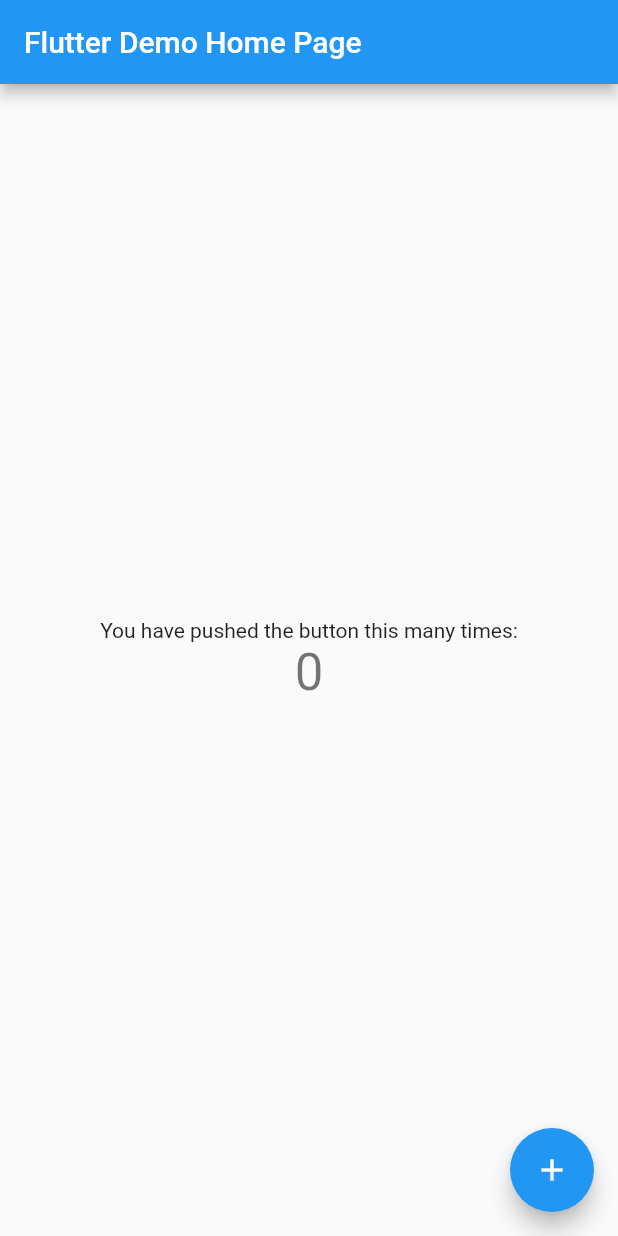
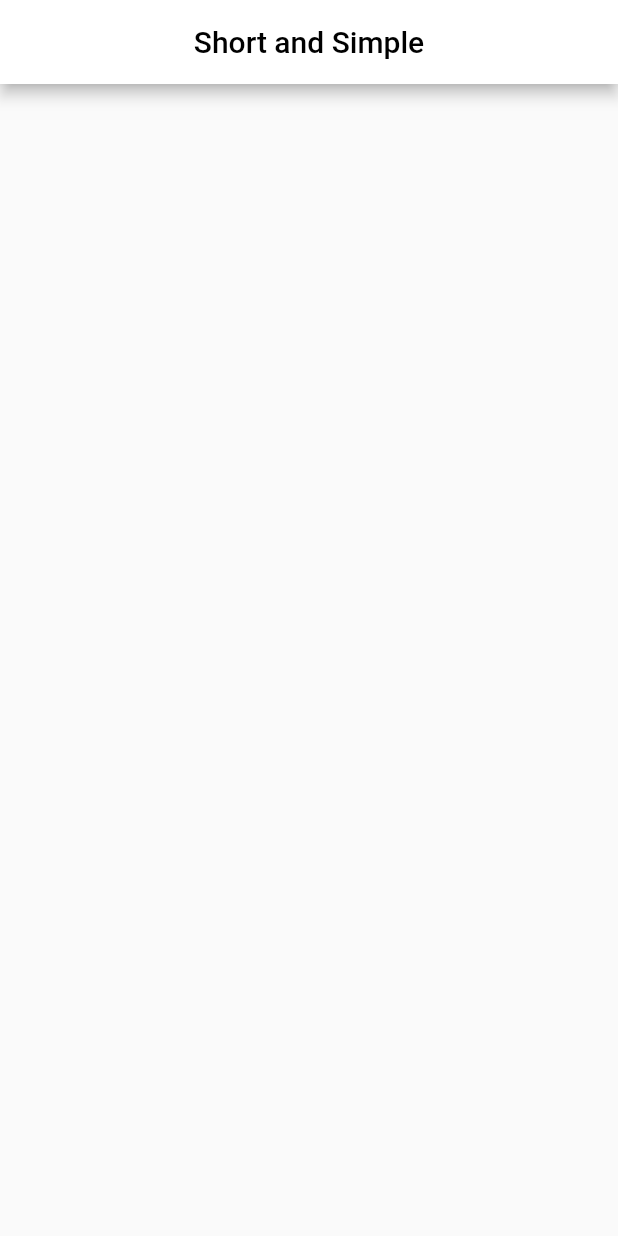
Before and after one commit to heidiafehr/Yelp_Review_Flutter_App, a Flutter app: the screen it shows after launch, on a phone screen of 412 x 824 dp. Run offline on Flutter 3.47's test engine with Material 2 defaults, Android fonts, the phone set to English and light mode, and no system bars.

Commit message:
Added file home_screen and set up the appbar. Added ellipsis truncation for overflow restaurant names

```diff
--- /dev/null
+++ b/lib/home_screen.dart
@@ -0,0 +1,30 @@
+import 'package:flutter/material.dart';
+import 'package:flutter/services.dart';
+
+class HomeScreen extends StatefulWidget {
+  const HomeScreen({Key? key}) : super(key: key);
+
+  @override
+  State<HomeScreen> createState() => _HomeScreenState();
+}
+
+class _HomeScreenState extends State<HomeScreen> {
+  @override
+  Widget build(BuildContext context) {
+    //examples of text strings to see the ellipsis truncation
+    const String text_example1 = 'This is a reallyyyyy long restaurant nameeee';
+    const String text_example2 = 'Medium Restaurant Name This Is';
+    const String text_example3 = 'Short and Simple';
+
+    return Scaffold(
+      appBar: AppBar(
+        backgroundColor: Colors.white,
+        title: const Center(
+          child: Text('${text_example3}',
+              style: TextStyle(color: Colors.black),
+              overflow: TextOverflow.ellipsis),
+        ),
+      ),
+    );
+  }
+}
--- a/lib/main.dart
+++ b/lib/main.dart
@@ -1,115 +1,7 @@
 import 'package:flutter/material.dart';
+import 'package:yelp_app/yelp_review_app.dart';
 
 void main() {
-  runApp(const MyApp());
+  runApp(const YelpReviewApp());
+
 }
-
-class MyApp extends StatelessWidget {
-  const MyApp({Key? key}) : super(key: key);
-
-  // This widget is the root of your application.
-  @override
-  Widget build(BuildContext context) {
-    return MaterialApp(
-      title: 'Flutter Demo',
-      theme: ThemeData(
-        // This is the theme of your application.
-        //
-        // Try running your application with "flutter run". You'll see the
-        // application has a blue toolbar. Then, without quitting the app, try
-        // changing the primarySwatch below to Colors.green and then invoke
-        // "hot reload" (press "r" in the console where you ran "flutter run",
-        // or simply save your changes to "hot reload" in a Flutter IDE).
-        // Notice that the counter didn't reset back to zero; the application
-        // is not restarted.
-        primarySwatch: Colors.blue,
-      ),
-      home: const MyHomePage(title: 'Flutter Demo Home Page'),
-    );
-  }
-}
-
-class MyHomePage extends StatefulWidget {
-  const MyHomePage({Key? key, required this.title}) : super(key: key);
-
-  // This widget is the home page of your application. It is stateful, meaning
-  // that it has a State object (defined below) that contains fields that affect
-  // how it looks.
-
-  // This class is the configuration for the state. It holds the values (in this
-  // case the title) provided by the parent (in this case the App widget) and
-  // used by the build method of the State. Fields in a Widget subclass are
-  // always marked "final".
-
-  final String title;
-
-  @override
-  State<MyHomePage> createState() => _MyHomePageState();
-}
-
-class _MyHomePageState extends State<MyHomePage> {
-  int _counter = 0;
-
-  void _incrementCounter() {
-    setState(() {
-      // This call to setState tells the Flutter framework that something has
-      // changed in this State, which causes it to rerun the build method below
-      // so that the display can reflect the updated values. If we changed
-      // _counter without calling setState(), then the build method would not be
-      // called again, and so nothing would appear to happen.
-      _counter++;
-    });
-  }
-
-  @override
-  Widget build(BuildContext context) {
-    // This method is rerun every time setState is called, for instance as done
-    // by the _incrementCounter method above.
-    //
-    // The Flutter framework has been optimized to make rerunning build methods
-    // fast, so that you can just rebuild anything that needs updating rather
-    // than having to individually change instances of widgets.
-    return Scaffold(
-      appBar: AppBar(
-        // Here we take the value from the MyHomePage object that was created by
-        // the App.build method, and use it to set our appbar title.
-        title: Text(widget.title),
-      ),
-      body: Center(
-        // Center is a layout widget. It takes a single child and positions it
-        // in the middle of the parent.
-        child: Column(
-          // Column is also a layout widget. It takes a list of children and
-          // arranges them vertically. By default, it sizes itself to fit its
-          // children horizontally, and tries to be as tall as its parent.
-          //
-          // Invoke "debug painting" (press "p" in the console, choose the
-          // "Toggle Debug Paint" action from the Flutter Inspector in Android
-          // Studio, or the "Toggle Debug Paint" command in Visual Studio Code)
-          // to see the wireframe for each widget.
-          //
-          // Column has various properties to control how it sizes itself and
-          // how it positions its children. Here we use mainAxisAlignment to
-          // center the children vertically; the main axis here is the vertical
-          // axis because Columns are vertical (the cross axis would be
-          // horizontal).
-          mainAxisAlignment: MainAxisAlignment.center,
-          children: <Widget>[
-            const Text(
-              'You have pushed the button this many times:',
-            ),
-            Text(
-              '$_counter',
-              style: Theme.of(context).textTheme.headline4,
-            ),
-          ],
-        ),
-      ),
-      floatingActionButton: FloatingActionButton(
-        onPressed: _incrementCounter,
-        tooltip: 'Increment',
-        child: const Icon(Icons.add),
-      ), // This trailing comma makes auto-formatting nicer for build methods.
-    );
-  }
-}
--- /dev/null
+++ b/lib/yelp_review_app.dart
@@ -0,0 +1,17 @@
+import 'package:flutter/material.dart';
+
+import 'home_screen.dart';
+
+class YelpReviewApp extends StatelessWidget {
+  const YelpReviewApp({Key? key}) : super(key: key);
+
+  @override
+  Widget build(BuildContext context) {
+    return MaterialApp(
+      initialRoute: '/home_screen',
+      routes: {
+        '/home_screen' : (context) => const HomeScreen(),
+      },
+    );
+  }
+}
```
Also changed, not shown: 1 other file.
